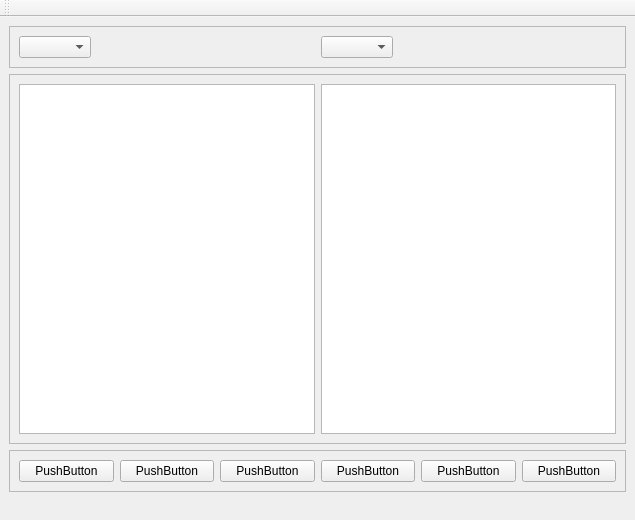
Before: the Qt Designer form ui/design_ortho_manager.ui in DamienDaco/ortho_manager, drawn with Qt 5.
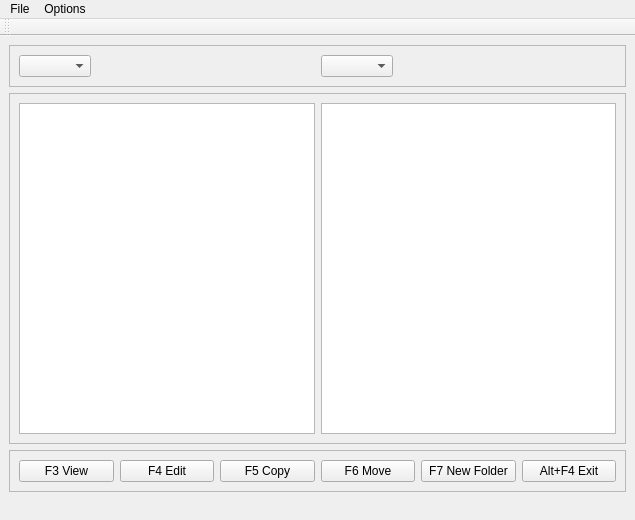
After: the same form once the commit is applied.

Commit message: Added both tree models.

```diff
--- a/ui/design_ortho_manager.ui
+++ b/ui/design_ortho_manager.ui
@@ -106,42 +106,42 @@
           <string notr="true"/>
          </property>
          <property name="text">
-          <string>PushButton</string>
+          <string>F3 View</string>
          </property>
         </widget>
        </item>
        <item row="0" column="1">
         <widget class="QPushButton" name="pushButton_2">
          <property name="text">
-          <string>PushButton</string>
+          <string>F4 Edit</string>
          </property>
         </widget>
        </item>
        <item row="0" column="2">
         <widget class="QPushButton" name="pushButton_3">
          <property name="text">
-          <string>PushButton</string>
+          <string>F5 Copy</string>
          </property>
         </widget>
        </item>
        <item row="0" column="3">
         <widget class="QPushButton" name="pushButton_4">
          <property name="text">
-          <string>PushButton</string>
+          <string>F6 Move</string>
          </property>
         </widget>
        </item>
        <item row="0" column="4">
         <widget class="QPushButton" name="pushButton_5">
          <property name="text">
-          <string>PushButton</string>
+          <string>F7 New Folder</string>
          </property>
         </widget>
        </item>
        <item row="0" column="5">
         <widget class="QPushButton" name="pushButton_6">
          <property name="text">
-          <string>PushButton</string>
+          <string>Alt+F4 Exit</string>
          </property>
         </widget>
        </item>
@@ -159,6 +159,18 @@
      <height>23</height>
     </rect>
    </property>
+   <widget class="QMenu" name="menuFile">
+    <property name="title">
+     <string>File</string>
+    </property>
+   </widget>
+   <widget class="QMenu" name="menuOptions">
+    <property name="title">
+     <string>Options</string>
+    </property>
+   </widget>
+   <addaction name="menuFile"/>
+   <addaction name="menuOptions"/>
   </widget>
   <widget class="QToolBar" name="toolBar">
    <property name="windowTitle">
```
Left out of the diff: 33 changed lines with no effect on the pictures. The commit also changes 2 other files.
